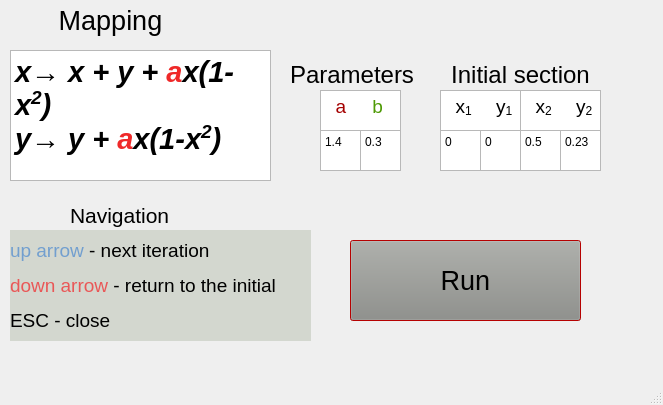
This is task2/mainwindow.ui in Dunder-Muffin/computer-simulation as Qt 5 draws it before an edit. The edited form follows.
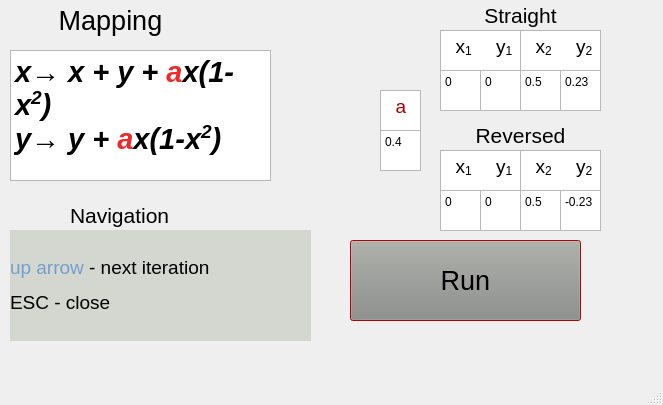
This is the edited form.

What changed in the file:
```diff
--- a/task2/mainwindow.ui
+++ b/task2/mainwindow.ui
@@ -50,38 +50,25 @@
      <string>&lt;html&gt;&lt;head/&gt;&lt;body&gt;&lt;p align=&quot;center&quot;&gt;Mapping&lt;/p&gt;&lt;/body&gt;&lt;/html&gt;</string>
     </property>
    </widget>
-   <widget class="QPlainTextEdit" name="bParamEdit">
-    <property name="geometry">
-     <rect>
-      <x>360</x>
-      <y>130</y>
-      <width>41</width>
-      <height>41</height>
-     </rect>
-    </property>
-    <property name="plainText">
-     <string>0.3</string>
-    </property>
-   </widget>
    <widget class="QPlainTextEdit" name="aParamEdit">
     <property name="geometry">
      <rect>
-      <x>320</x>
+      <x>380</x>
       <y>130</y>
       <width>41</width>
       <height>41</height>
      </rect>
     </property>
     <property name="plainText">
-     <string>1.4</string>
+     <string>0.4</string>
     </property>
    </widget>
    <widget class="QTextBrowser" name="textBrowser_2">
     <property name="geometry">
      <rect>
-      <x>320</x>
+      <x>380</x>
       <y>90</y>
-      <width>81</width>
+      <width>41</width>
       <height>41</height>
      </rect>
     </property>
@@ -90,7 +77,7 @@
 &lt;html&gt;&lt;head&gt;&lt;meta name=&quot;qrichtext&quot; content=&quot;1&quot; /&gt;&lt;style type=&quot;text/css&quot;&gt;
 p, li { white-space: pre-wrap; }
 &lt;/style&gt;&lt;/head&gt;&lt;body style=&quot; font-family:'Noto Sans'; font-size:9pt; font-weight:400; font-style:normal;&quot;&gt;
-&lt;p style=&quot; margin-top:0px; margin-bottom:0px; margin-left:0px; margin-right:0px; -qt-block-indent:0; text-indent:0px;&quot;&gt;&lt;span style=&quot; font-size:14pt; color:#a40000;&quot;&gt;  a&lt;/span&gt;&lt;span style=&quot; font-size:14pt;&quot;&gt;     &lt;/span&gt;&lt;span style=&quot; font-size:14pt; color:#4e9a06;&quot;&gt;b&lt;/span&gt;&lt;/p&gt;&lt;/body&gt;&lt;/html&gt;</string>
+&lt;p style=&quot; margin-top:0px; margin-bottom:0px; margin-left:0px; margin-right:0px; -qt-block-indent:0; text-indent:0px;&quot;&gt;&lt;span style=&quot; font-size:14pt; color:#a40000;&quot;&gt;  a&lt;/span&gt;&lt;span style=&quot; font-size:14pt;&quot;&gt; &lt;/span&gt;&lt;/p&gt;&lt;/body&gt;&lt;/html&gt;</string>
     </property>
    </widget>
    <widget class="QPushButton" name="pushButton">
@@ -553,24 +540,11 @@
      <string>Run</string>
     </property>
    </widget>
-   <widget class="QLabel" name="label_3">
-    <property name="geometry">
-     <rect>
-      <x>290</x>
-      <y>60</y>
-      <width>151</width>
-      <height>31</height>
-     </rect>
-    </property>
-    <property name="text">
-     <string>&lt;html&gt;&lt;head/&gt;&lt;body&gt;&lt;p&gt;&lt;span style=&quot; font-size:18pt;&quot;&gt;Parameters&lt;/span&gt;&lt;/p&gt;&lt;/body&gt;&lt;/html&gt;</string>
-    </property>
-   </widget>
    <widget class="QPlainTextEdit" name="x1ParamEdit">
     <property name="geometry">
      <rect>
       <x>440</x>
-      <y>130</y>
+      <y>70</y>
       <width>41</width>
       <height>41</height>
      </rect>
@@ -583,7 +557,7 @@
     <property name="geometry">
      <rect>
       <x>440</x>
-      <y>90</y>
+      <y>30</y>
       <width>81</width>
       <height>41</height>
      </rect>
@@ -600,7 +574,7 @@
     <property name="geometry">
      <rect>
       <x>480</x>
-      <y>130</y>
+      <y>70</y>
       <width>41</width>
       <height>41</height>
      </rect>
@@ -613,25 +587,25 @@
     <property name="geometry">
      <rect>
       <x>440</x>
-      <y>60</y>
+      <y>0</y>
       <width>161</width>
       <height>31</height>
      </rect>
     </property>
     <property name="font">
      <font>
-      <pointsize>18</pointsize>
+      <pointsize>16</pointsize>
      </font>
     </property>
     <property name="text">
-     <string>&lt;html&gt;&lt;head/&gt;&lt;body&gt;&lt;p align=&quot;center&quot;&gt;Initial section&lt;/p&gt;&lt;/body&gt;&lt;/html&gt;</string>
+     <string>&lt;html&gt;&lt;head/&gt;&lt;body&gt;&lt;p align=&quot;center&quot;&gt;Straight&lt;/p&gt;&lt;/body&gt;&lt;/html&gt;</string>
     </property>
    </widget>
    <widget class="QTextBrowser" name="textBrowser_4">
     <property name="geometry">
      <rect>
       <x>520</x>
-      <y>90</y>
+      <y>30</y>
       <width>81</width>
       <height>41</height>
      </rect>
@@ -648,7 +622,7 @@
     <property name="geometry">
      <rect>
       <x>560</x>
-      <y>130</y>
+      <y>70</y>
       <width>41</width>
       <height>41</height>
      </rect>
@@ -661,7 +635,7 @@
     <property name="geometry">
      <rect>
       <x>520</x>
-      <y>130</y>
+      <y>70</y>
       <width>41</width>
       <height>41</height>
      </rect>
@@ -707,7 +681,111 @@
 background-color: rgb(211, 215, 207);</string>
     </property>
     <property name="text">
-     <string>&lt;html&gt;&lt;head/&gt;&lt;body&gt;&lt;p&gt;&lt;span style=&quot; color:#729fcf;&quot;&gt;up arrow &lt;/span&gt;&lt;span style=&quot; color:#000000;&quot;&gt;- next iteration&lt;/span&gt;&lt;/p&gt;&lt;p&gt;&lt;span style=&quot; color:#e95757;&quot;&gt;down arrow&lt;/span&gt;&lt;span style=&quot; color:#000000;&quot;&gt; - return to the initial&lt;/span&gt;&lt;/p&gt;&lt;p&gt;&lt;span style=&quot; color:#000000;&quot;&gt;ESC - close &lt;/span&gt;&lt;/p&gt;&lt;/body&gt;&lt;/html&gt;</string>
+     <string>&lt;html&gt;&lt;head/&gt;&lt;body&gt;&lt;p&gt;&lt;span style=&quot; color:#729fcf;&quot;&gt;up arrow &lt;/span&gt;&lt;span style=&quot; color:#000000;&quot;&gt;- next iteration&lt;/span&gt;&lt;/p&gt;&lt;p&gt;&lt;span style=&quot; color:#000000;&quot;&gt;ESC - close &lt;/span&gt;&lt;/p&gt;&lt;/body&gt;&lt;/html&gt;</string>
+    </property>
+   </widget>
+   <widget class="QPlainTextEdit" name="x1ParamEdit_2">
+    <property name="geometry">
+     <rect>
+      <x>440</x>
+      <y>190</y>
+      <width>41</width>
+      <height>41</height>
+     </rect>
+    </property>
+    <property name="plainText">
+     <string>0</string>
+    </property>
+   </widget>
+   <widget class="QPlainTextEdit" name="y2ParamEdit_2">
+    <property name="geometry">
+     <rect>
+      <x>560</x>
+      <y>190</y>
+      <width>41</width>
+      <height>41</height>
+     </rect>
+    </property>
+    <property name="plainText">
+     <string>-0.23</string>
+    </property>
+   </widget>
+   <widget class="QPlainTextEdit" name="y1ParamEdit_2">
+    <property name="geometry">
+     <rect>
+      <x>480</x>
+      <y>190</y>
+      <width>41</width>
+      <height>41</height>
+     </rect>
+    </property>
+    <property name="plainText">
+     <string>0</string>
+    </property>
+   </widget>
+   <widget class="QPlainTextEdit" name="x2ParamEdit_2">
+    <property name="geometry">
+     <rect>
+      <x>520</x>
+      <y>190</y>
+      <width>41</width>
+      <height>41</height>
+     </rect>
+    </property>
+    <property name="plainText">
+     <string>0.5</string>
+    </property>
+   </widget>
+   <widget class="QTextBrowser" name="textBrowser_5">
+    <property name="geometry">
+     <rect>
+      <x>440</x>
+      <y>150</y>
+      <width>81</width>
+      <height>41</height>
+     </rect>
+    </property>
+    <property name="html">
+     <string>&lt;!DOCTYPE HTML PUBLIC &quot;-//W3C//DTD HTML 4.0//EN&quot; &quot;http://www.w3.org/TR/REC-html40/strict.dtd&quot;&gt;
+&lt;html&gt;&lt;head&gt;&lt;meta name=&quot;qrichtext&quot; content=&quot;1&quot; /&gt;&lt;style type=&quot;text/css&quot;&gt;
+p, li { white-space: pre-wrap; }
+&lt;/style&gt;&lt;/head&gt;&lt;body style=&quot; font-family:'Noto Sans'; font-size:9pt; font-weight:400; font-style:normal;&quot;&gt;
+&lt;p style=&quot; margin-top:0px; margin-bottom:0px; margin-left:0px; margin-right:0px; -qt-block-indent:0; text-indent:0px;&quot;&gt;&lt;span style=&quot; font-size:14pt; color:#000000;&quot;&gt;  x&lt;/span&gt;&lt;span style=&quot; font-size:14pt; color:#000000; vertical-align:sub;&quot;&gt;1 &lt;/span&gt;&lt;span style=&quot; font-size:14pt; color:#000000;&quot;&gt;    y&lt;/span&gt;&lt;span style=&quot; font-size:14pt; color:#000000; vertical-align:sub;&quot;&gt;1&lt;/span&gt;&lt;/p&gt;&lt;/body&gt;&lt;/html&gt;</string>
+    </property>
+   </widget>
+   <widget class="QTextBrowser" name="textBrowser_6">
+    <property name="geometry">
+     <rect>
+      <x>520</x>
+      <y>150</y>
+      <width>81</width>
+      <height>41</height>
+     </rect>
+    </property>
+    <property name="html">
+     <string>&lt;!DOCTYPE HTML PUBLIC &quot;-//W3C//DTD HTML 4.0//EN&quot; &quot;http://www.w3.org/TR/REC-html40/strict.dtd&quot;&gt;
+&lt;html&gt;&lt;head&gt;&lt;meta name=&quot;qrichtext&quot; content=&quot;1&quot; /&gt;&lt;style type=&quot;text/css&quot;&gt;
+p, li { white-space: pre-wrap; }
+&lt;/style&gt;&lt;/head&gt;&lt;body style=&quot; font-family:'Noto Sans'; font-size:9pt; font-weight:400; font-style:normal;&quot;&gt;
+&lt;p style=&quot; margin-top:0px; margin-bottom:0px; margin-left:0px; margin-right:0px; -qt-block-indent:0; text-indent:0px;&quot;&gt;&lt;span style=&quot; font-size:14pt; color:#000000;&quot;&gt;  x&lt;/span&gt;&lt;span style=&quot; font-size:14pt; color:#000000; vertical-align:sub;&quot;&gt;2 &lt;/span&gt;&lt;span style=&quot; font-size:14pt; color:#000000;&quot;&gt;    y&lt;/span&gt;&lt;span style=&quot; font-size:14pt; color:#000000; vertical-align:sub;&quot;&gt;2&lt;/span&gt;&lt;/p&gt;&lt;/body&gt;&lt;/html&gt;</string>
+    </property>
+   </widget>
+   <widget class="QLabel" name="label_6">
+    <property name="geometry">
+     <rect>
+      <x>440</x>
+      <y>120</y>
+      <width>161</width>
+      <height>31</height>
+     </rect>
+    </property>
+    <property name="font">
+     <font>
+      <pointsize>16</pointsize>
+     </font>
+    </property>
+    <property name="text">
+     <string>&lt;html&gt;&lt;head/&gt;&lt;body&gt;&lt;p align=&quot;center&quot;&gt;Reversed&lt;/p&gt;&lt;/body&gt;&lt;/html&gt;</string>
     </property>
    </widget>
   </widget>
```
